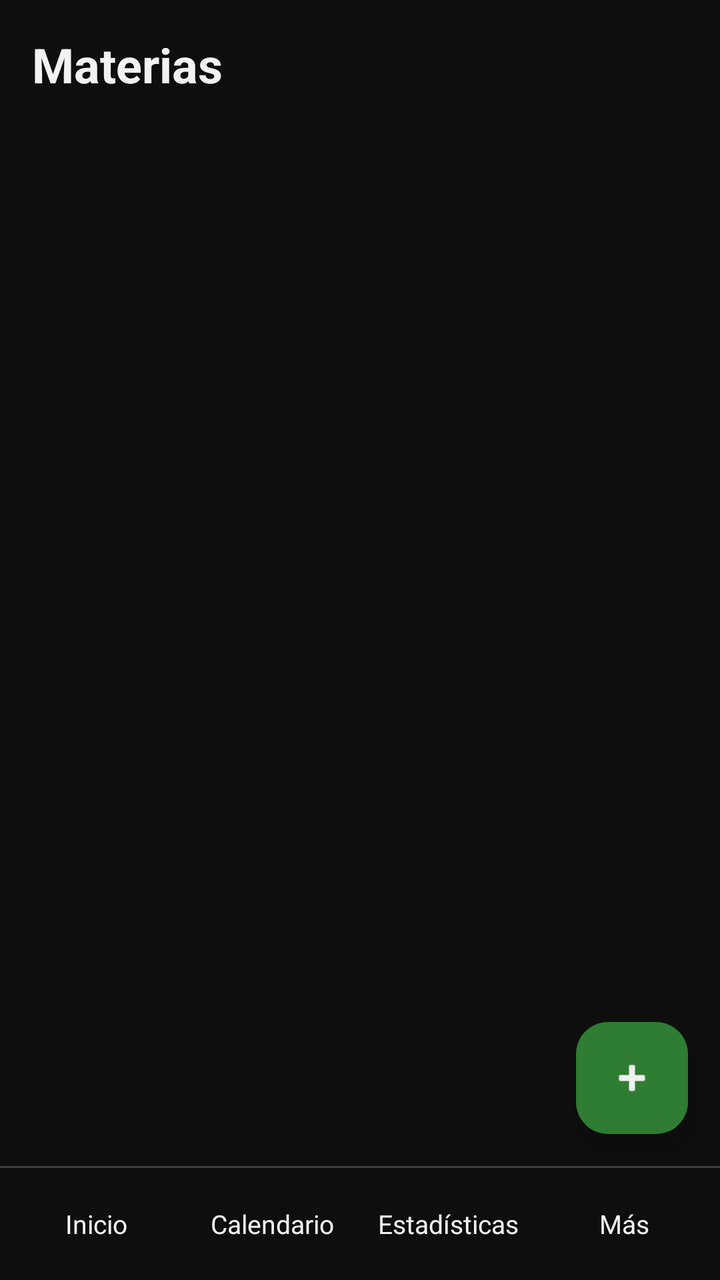
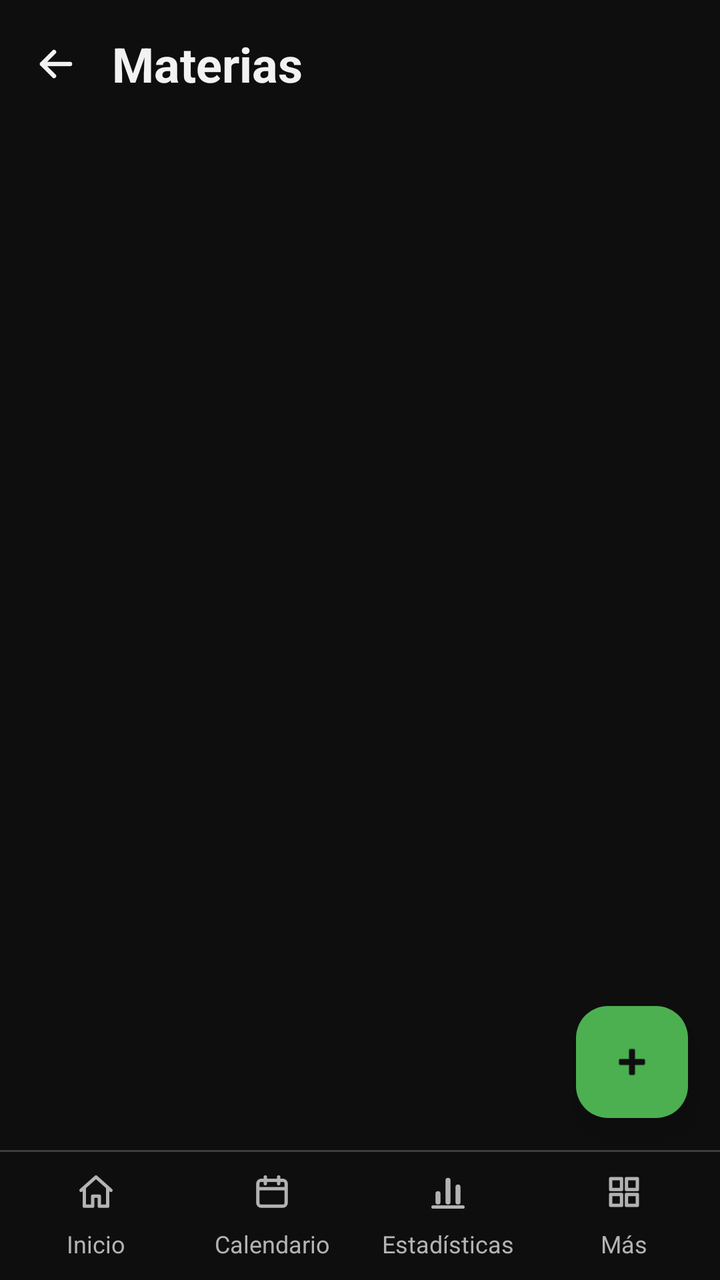

Screens rendered from an Android XML layout before and after an edit, with the pre-edit source and the edit as a unified diff.
<!-- AndroidManifest.xml: application theme Theme.AgendaPersonal -->
<!-- res/layout/activity_materias.xml -->
<?xml version="1.0" encoding="utf-8"?>
<LinearLayout xmlns:android="http://schemas.android.com/apk/res/android"
    xmlns:tools="http://schemas.android.com/tools"
    android:id="@+id/main"
    android:layout_width="match_parent"
    android:layout_height="match_parent"
    android:orientation="vertical"
    tools:context=".vista.MateriasActivity">

    
    <FrameLayout
        android:layout_width="match_parent"
        android:layout_height="0dp"
        android:layout_weight="1">

        <LinearLayout
            android:layout_width="match_parent"
            android:layout_height="match_parent"
            android:orientation="vertical">

            
            <TextView
                android:layout_width="match_parent"
                android:layout_height="wrap_content"
                android:padding="16dp"
                android:text="@string/titulo_materias"
                android:textSize="24sp"
                android:textStyle="bold" />

            
            <ListView
                android:id="@+id/lvMaterias"
                android:layout_width="match_parent"
                android:layout_height="0dp"
                android:layout_weight="1"
                android:clipToPadding="false"
                android:paddingBottom="88dp" />

            
            <TextView
                android:id="@+id/tvVacio"
                android:layout_width="match_parent"
                android:layout_height="0dp"
                android:layout_weight="1"
                android:gravity="center"
                android:padding="16dp"
                android:text="@string/lista_materias_vacia"
                android:textSize="16sp"
                android:visibility="gone" />
        </LinearLayout>

        
        <com.google.android.material.floatingactionbutton.FloatingActionButton
            android:id="@+id/fabAgregar"
            android:layout_width="wrap_content"
            android:layout_height="wrap_content"
            android:layout_gravity="bottom|end"
            android:layout_margin="16dp"
            android:contentDescription="@string/btn_agregar_materia"
            android:src="@android:drawable/ic_input_add" />
    </FrameLayout>

    
    <include layout="@layout/menu_inferior" />
</LinearLayout>
<!-- res/layout/menu_inferior.xml (included above) -->
<?xml version="1.0" encoding="utf-8"?>
<LinearLayout xmlns:android="http://schemas.android.com/apk/res/android"
    android:layout_width="match_parent"
    android:layout_height="wrap_content"
    android:orientation="vertical">

    
    <View
        android:layout_width="match_parent"
        android:layout_height="1dp"
        android:background="@color/menu_linea" />

    
    <LinearLayout
        android:layout_width="match_parent"
        android:layout_height="wrap_content"
        android:orientation="horizontal"
        android:padding="4dp">

        <TextView
            android:id="@+id/menuInicio"
            style="@style/BotonMenu"
            android:text="@string/menu_inicio" />

        <TextView
            android:id="@+id/menuCalendario"
            style="@style/BotonMenu"
            android:text="@string/menu_calendario" />

        <TextView
            android:id="@+id/menuEstadisticas"
            style="@style/BotonMenu"
            android:text="@string/menu_estadisticas" />

        
        <TextView
            android:id="@+id/menuMas"
            style="@style/BotonMenu"
            android:text="@string/menu_mas" />
    </LinearLayout>
</LinearLayout>
<!-- resources referenced by this layout -->
<resources>
  <style name="BotonMenu">
          <item name="android:layout_width">0dp</item>
          <item name="android:layout_height">48dp</item>
          <item name="android:layout_weight">1</item>
          <item name="android:layout_marginHorizontal">2dp</item>
          <item name="android:gravity">center</item>
          <item name="android:maxLines">1</item>
          <item name="android:textSize">13sp</item>
          <item name="android:clickable">true</item>
          <item name="android:focusable">true</item>
          <item name="android:background">?attr/selectableItemBackground</item>
      </style>
  <style name="Base.Theme.AgendaPersonal" parent="Theme.Material3.Dark.NoActionBar">
          
          <item name="colorPrimary">@color/verde</item>
          <item name="colorOnPrimary">@color/texto_sobre_verde</item>
          
          <item name="colorPrimaryContainer">@color/verde_oscuro</item>
          <item name="colorOnPrimaryContainer">@color/texto</item>
          
          <item name="colorSecondary">@color/verde</item>
          <item name="colorOnSecondary">@color/texto_sobre_verde</item>
          <item name="colorSecondaryContainer">@color/verde_oscuro</item>
          <item name="colorOnSecondaryContainer">@color/texto</item>
          <item name="colorTertiary">@color/verde</item>
          <item name="colorOnTertiary">@color/texto_sobre_verde</item>
          
          <item name="colorAccent">@color/verde</item>
  
          
          <item name="android:colorBackground">@color/fondo</item>
          <item name="android:windowBackground">@color/fondo</item>
          <item name="colorOnBackground">@color/texto</item>
          
          <item name="colorSurface">@color/fondo</item>
          <item name="colorOnSurface">@color/texto</item>
          <item name="colorSurfaceVariant">@color/tarjeta</item>
          <item name="colorOnSurfaceVariant">@color/texto_secundario</item>
          <item name="colorSurfaceContainerLowest">@color/fondo</item>
          <item name="colorSurfaceContainerLow">@color/tarjeta</item>
          <item name="colorSurfaceContainer">@color/tarjeta</item>
          <item name="colorSurfaceContainerHigh">@color/tarjeta_alta</item>
          <item name="colorSurfaceContainerHighest">@color/tarjeta_alta</item>
          
          <item name="colorOutline">@color/borde</item>
          <item name="colorOutlineVariant">@color/borde</item>
  
          
          <item name="android:textColorPrimary">@color/texto</item>
          <item name="android:textColorSecondary">@color/texto_secundario</item>
          <item name="android:textColorHint">@color/texto_pista</item>
          
          <item name="android:textColorTertiary">@color/texto</item>
          <item name="android:textColorPrimaryDisableOnly">@color/texto</item>
      </style>
  <!-- unchanged entries left out for length: 19 -->
</resources>

<!-- the commit's change to res/layout/activity_materias.xml (unified diff, before → after) -->
@@ -19,13 +19,26 @@
             android:orientation="vertical">
 
             
-            <TextView
+            <LinearLayout
                 android:layout_width="match_parent"
                 android:layout_height="wrap_content"
-                android:padding="16dp"
-                android:text="@string/titulo_materias"
-                android:textSize="24sp"
-                android:textStyle="bold" />
+                android:gravity="center_vertical"
+                android:orientation="horizontal"
+                android:paddingStart="4dp"
+                android:paddingTop="8dp"
+                android:paddingEnd="16dp"
+                android:paddingBottom="8dp">
+
+                <include layout="@layout/boton_volver" />
+
+                <TextView
+                    android:layout_width="0dp"
+                    android:layout_height="wrap_content"
+                    android:layout_weight="1"
+                    android:text="@string/titulo_materias"
+                    android:textSize="24sp"
+                    android:textStyle="bold" />
+            </LinearLayout>
 
             
             <ListView
@@ -63,6 +76,16 @@
     
     <include layout="@layout/menu_inferior" />
 </LinearLayout>
+<!-- res/layout/boton_volver.xml (included above) -->
+<?xml version="1.0" encoding="utf-8"?>
+<ImageButton xmlns:android="http://schemas.android.com/apk/res/android"
+    android:id="@+id/btnVolver"
+    android:layout_width="48dp"
+    android:layout_height="48dp"
+    android:layout_marginEnd="4dp"
+    android:background="?attr/selectableItemBackgroundBorderless"
+    android:contentDescription="@string/volver"
+    android:src="@drawable/ic_flecha_atras" />
 <!-- res/layout/menu_inferior.xml (included above) -->
 <?xml version="1.0" encoding="utf-8"?>
 <LinearLayout xmlns:android="http://schemas.android.com/apk/res/android"
@@ -86,22 +109,26 @@
         <TextView
             android:id="@+id/menuInicio"
             style="@style/BotonMenu"
+            android:drawableTop="@drawable/ic_casa"
             android:text="@string/menu_inicio" />
 
         <TextView
             android:id="@+id/menuCalendario"
             style="@style/BotonMenu"
+            android:drawableTop="@drawable/ic_calendario"
             android:text="@string/menu_calendario" />
 
         <TextView
             android:id="@+id/menuEstadisticas"
             style="@style/BotonMenu"
+            android:drawableTop="@drawable/ic_grafico"
             android:text="@string/menu_estadisticas" />
 
         
         <TextView
             android:id="@+id/menuMas"
             style="@style/BotonMenu"
+            android:drawableTop="@drawable/ic_cuadricula"
             android:text="@string/menu_mas" />
     </LinearLayout>
 </LinearLayout>
<!-- resource entries referenced after the edit -->
@@ -1,13 +1,110 @@
 <!-- resources referenced by this layout -->
 <resources>
+  <!-- drawable ic_calendario (drawable) -->
+  <?xml version="1.0" encoding="utf-8"?>
+  <vector xmlns:android="http://schemas.android.com/apk/res/android"
+      android:width="20dp"
+      android:height="20dp"
+      android:viewportWidth="24"
+      android:viewportHeight="24">
+  
+      
+      <path
+          android:pathData="M5.5,5 L18.5,5 a2,2 0 0,1 2,2 L20.5,18.5 a2,2 0 0,1 -2,2 L5.5,20.5 a2,2 0 0,1 -2,-2 L3.5,7 a2,2 0 0,1 2,-2 Z"
+          android:strokeWidth="2"
+          android:strokeColor="@color/verde" />
+      
+      <path
+          android:pathData="M3.5,10 L20.5,10"
+          android:strokeWidth="2"
+          android:strokeColor="@color/verde" />
+      
+      <path
+          android:pathData="M8,3 L8,7 M16,3 L16,7"
+          android:strokeLineCap="round"
+          android:strokeWidth="2"
+          android:strokeColor="@color/verde" />
+  </vector>
+  <!-- drawable ic_casa (drawable) -->
+  <?xml version="1.0" encoding="utf-8"?>
+  <vector xmlns:android="http://schemas.android.com/apk/res/android"
+      android:width="20dp"
+      android:height="20dp"
+      android:viewportWidth="24"
+      android:viewportHeight="24">
+  
+      
+      <path
+          android:pathData="M3,11 L12,3 L21,11 M5,9.5 L5,20.5 L10,20.5 L10,14.5 L14,14.5 L14,20.5 L19,20.5 L19,9.5"
+          android:strokeLineCap="round"
+          android:strokeLineJoin="round"
+          android:strokeWidth="2"
+          android:strokeColor="@color/verde" />
+  </vector>
+  <!-- drawable ic_cuadricula (drawable) -->
+  <?xml version="1.0" encoding="utf-8"?>
+  <vector xmlns:android="http://schemas.android.com/apk/res/android"
+      android:width="20dp"
+      android:height="20dp"
+      android:viewportWidth="24"
+      android:viewportHeight="24">
+  
+      <path
+          android:pathData="M4,4 h6.5 v6.5 h-6.5 z M13.5,4 h6.5 v6.5 h-6.5 z M4,13.5 h6.5 v6.5 h-6.5 z M13.5,13.5 h6.5 v6.5 h-6.5 z"
+          android:strokeLineJoin="round"
+          android:strokeWidth="2"
+          android:strokeColor="@color/verde" />
+  </vector>
+  <!-- drawable ic_flecha_atras (drawable) -->
+  <?xml version="1.0" encoding="utf-8"?>
+  <vector xmlns:android="http://schemas.android.com/apk/res/android"
+      android:width="24dp"
+      android:height="24dp"
+      android:viewportWidth="24"
+      android:viewportHeight="24">
+  
+      
+      <path
+          android:pathData="M19,12 L5,12 M11,6 L5,12 L11,18"
+          android:strokeLineCap="round"
+          android:strokeLineJoin="round"
+          android:strokeWidth="2.2"
+          android:strokeColor="@color/texto" />
+  </vector>
+  <!-- drawable ic_grafico (drawable) -->
+  <?xml version="1.0" encoding="utf-8"?>
+  <vector xmlns:android="http://schemas.android.com/apk/res/android"
+      android:width="20dp"
+      android:height="20dp"
+      android:viewportWidth="24"
+      android:viewportHeight="24">
+  
+      
+      <path
+          android:pathData="M6,18 L6,13 M12,18 L12,5 M18,18 L18,9"
+          android:strokeLineCap="round"
+          android:strokeWidth="3"
+          android:strokeColor="@color/verde" />
+      
+      <path
+          android:pathData="M3,21 L21,21"
+          android:strokeLineCap="round"
+          android:strokeWidth="2"
+          android:strokeColor="@color/verde" />
+  </vector>
+  <string name="volver">Volver</string>
   <style name="BotonMenu">
           <item name="android:layout_width">0dp</item>
-          <item name="android:layout_height">48dp</item>
+          <item name="android:layout_height">56dp</item>
           <item name="android:layout_weight">1</item>
           <item name="android:layout_marginHorizontal">2dp</item>
           <item name="android:gravity">center</item>
           <item name="android:maxLines">1</item>
-          <item name="android:textSize">13sp</item>
+          <item name="android:paddingTop">6dp</item>
+          <item name="android:drawablePadding">2dp</item>
+          <item name="android:textColor">@color/menu_item</item>
+          <item name="android:drawableTint">@color/menu_item</item>
+          <item name="android:textSize">12sp</item>
           <item name="android:clickable">true</item>
           <item name="android:focusable">true</item>
           <item name="android:background">?attr/selectableItemBackground</item>
@@ -17,8 +114,8 @@
           <item name="colorPrimary">@color/verde</item>
           <item name="colorOnPrimary">@color/texto_sobre_verde</item>
           
-          <item name="colorPrimaryContainer">@color/verde_oscuro</item>
-          <item name="colorOnPrimaryContainer">@color/texto</item>
+          <item name="colorPrimaryContainer">@color/verde</item>
+          <item name="colorOnPrimaryContainer">@color/texto_sobre_verde</item>
           
           <item name="colorSecondary">@color/verde</item>
           <item name="colorOnSecondary">@color/texto_sobre_verde</item>
